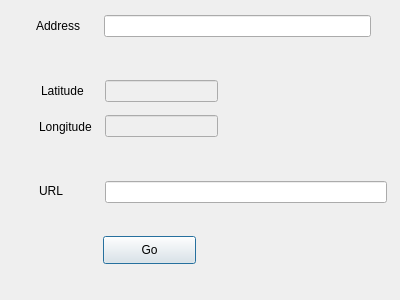
First picture: the form in sartopo_address.ui, repository ncssar/sartopo_address, before the edit.
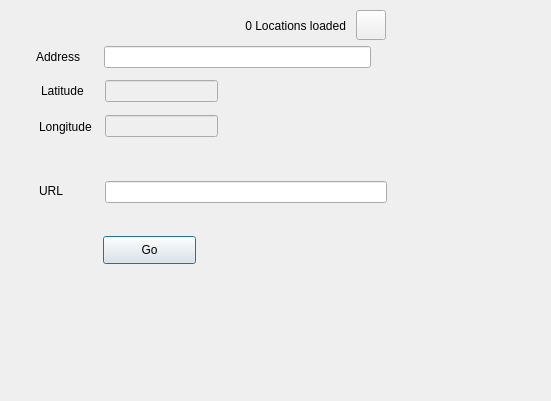
Second picture: the form after the edit. Icons and pictures are not drawn.

```diff
--- a/sartopo_address.ui
+++ b/sartopo_address.ui
@@ -6,8 +6,8 @@
    <rect>
     <x>0</x>
     <y>0</y>
-    <width>400</width>
-    <height>300</height>
+    <width>551</width>
+    <height>401</height>
    </rect>
   </property>
   <property name="windowTitle">
@@ -17,7 +17,7 @@
    <property name="geometry">
     <rect>
      <x>104</x>
-     <y>15</y>
+     <y>46</y>
      <width>267</width>
      <height>22</height>
     </rect>
@@ -53,7 +53,7 @@
    <property name="geometry">
     <rect>
      <x>36</x>
-     <y>18</y>
+     <y>49</y>
      <width>53</width>
      <height>16</height>
     </rect>
@@ -124,6 +124,45 @@
     <string>URL</string>
    </property>
   </widget>
+  <widget class="QLabel" name="locationCountLabel">
+   <property name="geometry">
+    <rect>
+     <x>150</x>
+     <y>16</y>
+     <width>196</width>
+     <height>20</height>
+    </rect>
+   </property>
+   <property name="text">
+    <string>0 Locations loaded</string>
+   </property>
+   <property name="alignment">
+    <set>Qt::AlignRight|Qt::AlignTrailing|Qt::AlignVCenter</set>
+   </property>
+  </widget>
+  <widget class="QPushButton" name="optionsButton">
+   <property name="geometry">
+    <rect>
+     <x>356</x>
+     <y>10</y>
+     <width>30</width>
+     <height>30</height>
+    </rect>
+   </property>
+   <property name="text">
+    <string/>
+   </property>
+   <property name="icon">
+    <iconset resource="sartopo_address.qrc">
+     <normaloff>:/sartopo_address/options_icon.png</normaloff>:/sartopo_address/options_icon.png</iconset>
+   </property>
+   <property name="iconSize">
+    <size>
+     <width>24</width>
+     <height>24</height>
+    </size>
+   </property>
+  </widget>
  </widget>
  <resources/>
  <connections>
```
Left out of the diff: 14 changed lines with no effect on the pictures.
